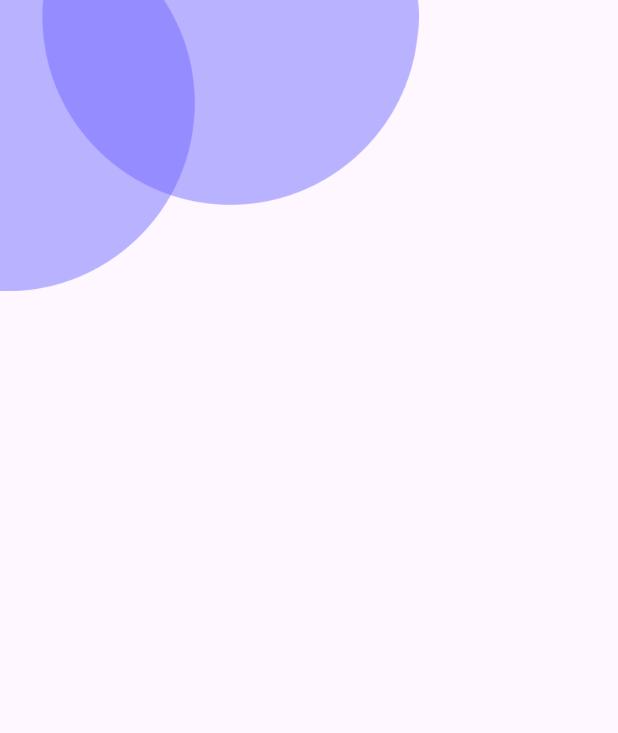
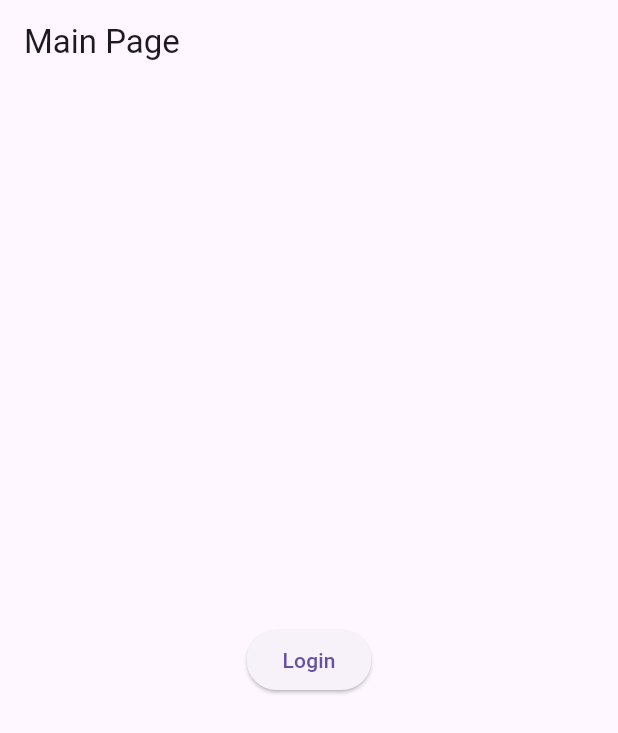
Before and after one commit to faishalyb/FlixID, a Flutter app: the screen it shows after launch, on a phone screen of 412 x 824 dp. Shown: the top 733 px of the screen. Run offline on Flutter 3.47's test engine with Material 3 defaults, Android fonts, the phone set to English and light mode, and no system bars; our stand-ins replace cloud_firestore, dio, firebase_auth, firebase_core, firebase_storage, flutter_riverpod and 3 more; accounts and stored records are empty; generated files the repository leaves out were written again.

Commit message:
modfied login_page for provider

```diff
--- a/lib/presentation/pages/login_page/login_page.dart
+++ b/lib/presentation/pages/login_page/login_page.dart
@@ -1,10 +1,5 @@
-// import 'package:flix_id/data/dummies/dummy_authentication.dart';
-// import 'package:flix_id/data/dummies/dummy_user_repository.dart';
-// import 'package:flix_id/data/firebase/firebase_authentication.dart';
-// import 'package:flix_id/data/firebase/firebase_user_repository.dart';
-import 'package:flix_id/domain/usecases/login/login.dart';
-import 'package:flix_id/presentation/pages/main_page/main_page.dart';
-import 'package:flix_id/presentation/providers/usecases/login_provider.dart';
+import 'package:flix_id/presentation/providers/router/router_provider.dart';
+import 'package:flix_id/presentation/providers/user_data/user_data_provider.dart';
 import 'package:flutter/material.dart';
 import 'package:flutter_riverpod/flutter_riverpod.dart';
 
@@ -13,37 +8,31 @@ class LoginPage extends ConsumerWidget {
 
   @override
   Widget build(BuildContext context, WidgetRef ref) {
+    ref.listen(
+      userDataProvider,
+      (previous, next) {
+        if (next is AsyncData) {
+          if (next.value != null) {
+            ref.read(routerProvider).goNamed('main');
+          }
+        } else if (next is AsyncError) {
+          ScaffoldMessenger.of(context)
+              .showSnackBar(SnackBar(content: Text(next.error.toString())));
+        }
+      },
+    );
+
     return Scaffold(
-      // appBar: AppBar(title: const Text('Main Page')),
-      body: Stack(
-        children: [
-          Image.asset(
-            'assets/images/baground_register 1.png',
-            width: 279,
-          )
-        ],
+      appBar: AppBar(title: const Text('Main Page')),
+      body: Center(
+        child: ElevatedButton(
+            onPressed: () {
+              ref
+                  .read(userDataProvider.notifier)
+                  .login(email: 'faishalyb@gmail.com', password: '123123');
+            },
+            child: Text('Login')),
       ),
-      // body: Center(
-      //   child: ElevatedButton(
-      //       onPressed: () {
-      //         Login login = ref.watch(loginProvider);
-
-      //         login(LoginParams(
-      //                 email: 'faishalyb@gmail.com', password: '123123'))
-      //             .then((result) {
-      //           if (result.isSuccess) {
-      //             Navigator.of(context).push(MaterialPageRoute(
-      //               builder: (context) => MainPage(user: result.resultValue!),
-      //             ));
-      //           } else {
-      //             ScaffoldMessenger.of(context).showSnackBar(SnackBar(
-      //               content: Text(result.errorMessage!),
-      //             ));
-      //           }
-      //         });
-      //       },
-      //       child: Text('Login')),
-      // ),
     );
   }
 }
```
